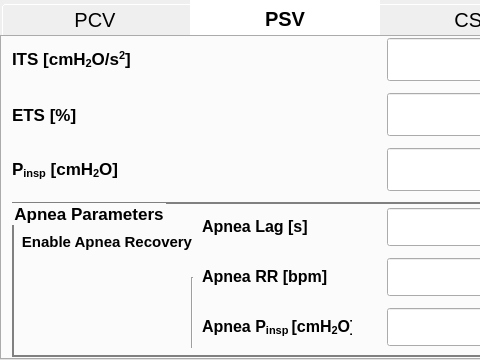
Before: the Qt Designer form gui/settings/settings.ui in guescio/gui, drawn with Qt 5; both pictures show x 0 to 480 and y 0 to 360 of the 800 by 360 pixel window.
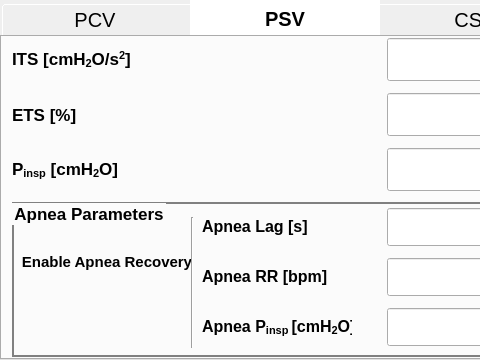
After: the same form once the commit is applied. The open tabs and pages were chosen to show the change. Icons and pictures are not drawn. Custom widgets are drawn as their Qt base class.

Commit message: Increasing height of the separator bar in PSV mode

The edit to the form file:
```diff
--- a/gui/settings/settings.ui
+++ b/gui/settings/settings.ui
@@ -1001,9 +1001,9 @@
         <property name="geometry">
          <rect>
           <x>180</x>
-          <y>240</y>
+          <y>180</y>
           <width>20</width>
-          <height>71</height>
+          <height>131</height>
          </rect>
         </property>
         <property name="orientation">
@@ -1424,7 +1424,7 @@
          <property name="geometry">
           <rect>
            <x>10</x>
-           <y>20</y>
+           <y>40</y>
            <width>170</width>
            <height>40</height>
           </rect>
@@ -1615,7 +1615,7 @@
          <property name="geometry">
           <rect>
            <x>20</x>
-           <y>60</y>
+           <y>80</y>
            <width>130</width>
            <height>40</height>
           </rect>
```
